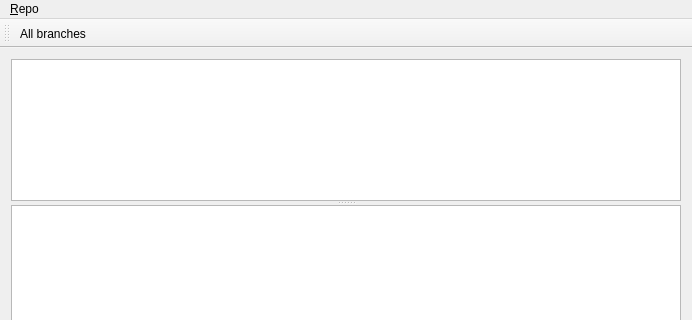
Qt form GitLog/LogWindow.ui (zolotov-av/GitTools) before a commit; both pictures show x 0 to 692 and y 0 to 320 of the 692 by 527 pixel window.
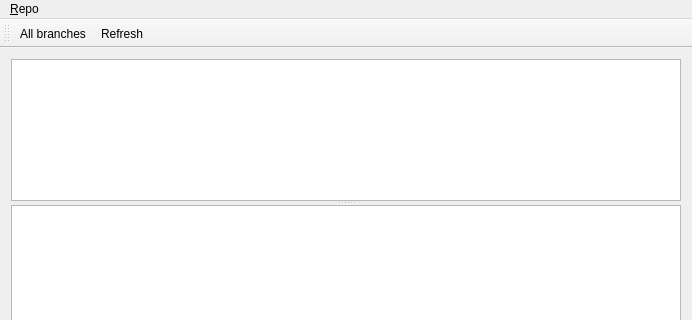
The same form after that commit.

Commit message: refresh action

What changed in the file:
```diff
--- a/GitLog/LogWindow.ui
+++ b/GitLog/LogWindow.ui
@@ -59,6 +59,7 @@
     <bool>false</bool>
    </attribute>
    <addaction name="actionAllBranches"/>
+   <addaction name="actionRefresh"/>
   </widget>
   <widget class="QStatusBar" name="statusBar"/>
   <action name="actionRepoOpen">
@@ -87,6 +88,11 @@
     <string>All branches</string>
    </property>
   </action>
+  <action name="actionRefresh">
+   <property name="text">
+    <string>Refresh</string>
+   </property>
+  </action>
  </widget>
  <layoutdefault spacing="6" margin="11"/>
  <resources/>
```
Left out of the diff: 1 changed line with no effect on the pictures. The commit also changes 2 other files.
